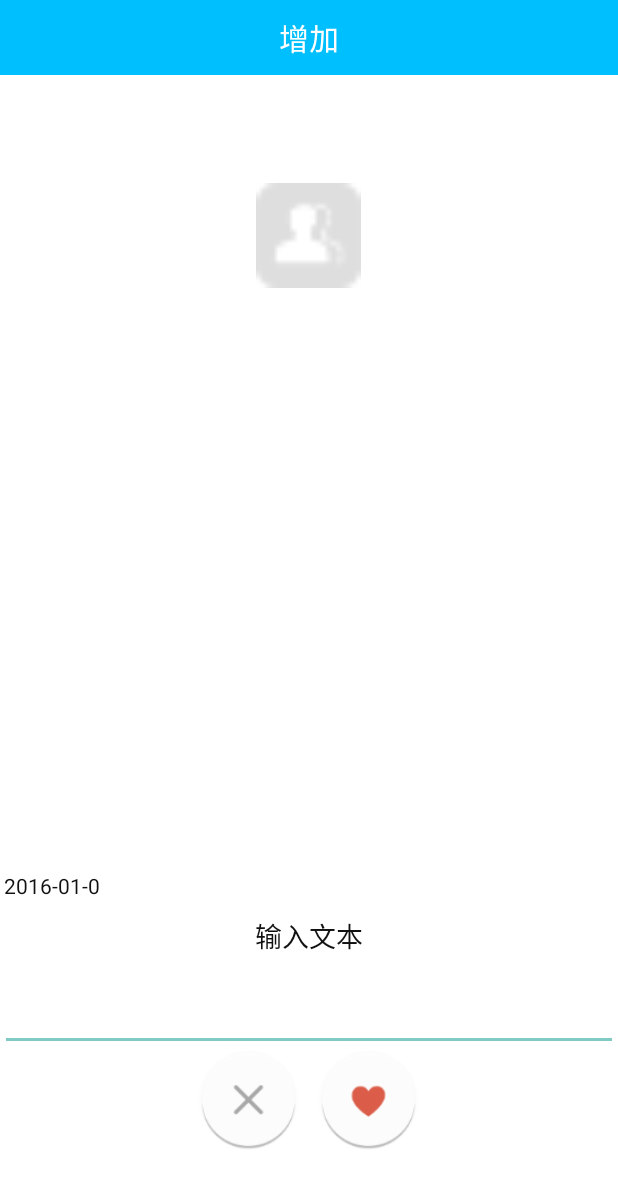
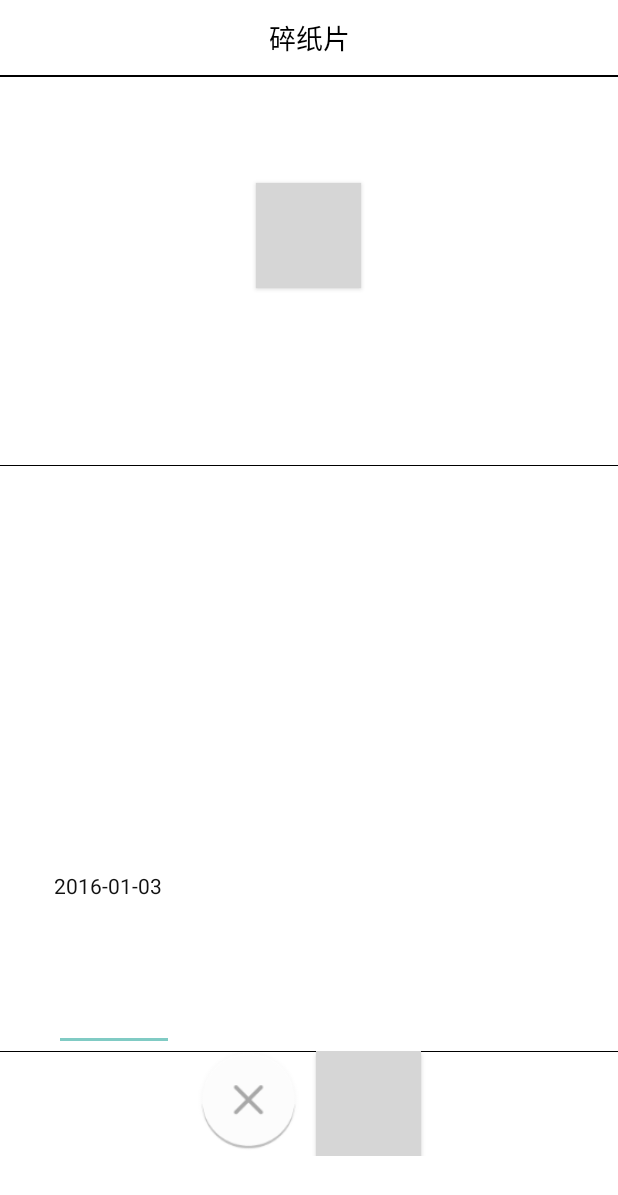
Before and after one commit to xuzhenyang/Scrap, an Android app: the CardFragment screen opened directly, with no data from a screen before it, after a tap on an icon or button, on a phone screen of 412 x 824 dp. Shown: the top 1195 px of the screen. Run offline under Robolectric (Android 15) with nearby library versions, the phone set to English and light mode, and no system bars; libraries missing offline, so code that uses them is left out: com.mikepenz.materialdrawer, com.nostra13.universalimageloader; 7 statements that could not run were skipped; grey boxes are pictures that could not be loaded.

Commit message:
唔 暂时就这样吧_(:зゝ∠)_

```diff
--- a/app/src/main/java/com/idlepilot/xuzy/scrap/AddCardActivity.java
+++ b/app/src/main/java/com/idlepilot/xuzy/scrap/AddCardActivity.java
@@ -45,10 +45,11 @@ import java.util.Date;
 import java.util.Locale;
 
 
-public class AddCardActivity extends Activity
+public class AddCardActivity extends FragmentActivity
 {
     private Button addButton;
     private Button confirmButton;
+    private Button cancelButton;
     private ImageView imageView;
     private TextView date;
     private EditText content;
@@ -69,6 +70,7 @@ public class AddCardActivity extends Activity
         setContentView(R.layout.card_add_layout);
         addButton = (Button) findViewById(R.id.card_add_button);
         confirmButton = (Button) findViewById(R.id.card_confirm_btn);
+        cancelButton =  (Button) findViewById(R.id.card_cancel_btn);
         imageView = (ImageView) findViewById(R.id.cardadd_imageView);
         date = (TextView) findViewById(R.id.card_date);
         content = (EditText) findViewById(R.id.card_content);
@@ -122,6 +124,18 @@ public class AddCardActivity extends Activity
 
             }
         });
+        cancelButton.setOnClickListener(new View.OnClickListener() {
+
+            @Override
+            public void onClick(View v) {
+                // TODO Auto-generated method stub
+
+                startActivity(new Intent(AddCardActivity.this, MainActivity.class));
+                finish();
+
+            }
+        });
+
         final View.OnClickListener mylistener = new View.OnClickListener()
         {
 
--- a/app/src/main/java/com/idlepilot/xuzy/scrap/CardDatabaseHelper.java
+++ b/app/src/main/java/com/idlepilot/xuzy/scrap/CardDatabaseHelper.java
@@ -25,9 +25,9 @@ public class CardDatabaseHelper extends SQLiteOpenHelper
         String sql = "create table card(id INTEGER PRIMARY KEY, imagePath text, content text, date text)";
         db.execSQL(sql);
         String sql1 = "insert into card(imagepath, content, date) values('assets://wall01.jpg', 'test1', '2015-12-30')";
-        String sql2 = "insert into card(imagepath, content, date) values('assets://wall02.jpg', 'test2', '2015-12-30')";
-        String sql3 = "insert into card(imagepath, content, date) values('assets://wall03.jpg', 'test3', '2015-12-30')";
-        String sql4 = "insert into card(imagepath, content, date) values('assets://wall04.jpg', 'test4', '2015-12-30')";
+        String sql2 = "insert into card(imagepath, content, date) values('assets://wall02.jpg', 'test2', '2015-12-31')";
+        String sql3 = "insert into card(imagepath, content, date) values('assets://wall03.jpg', 'test3', '2016-01-01')";
+        String sql4 = "insert into card(imagepath, content, date) values('assets://wall04.jpg', 'test4', '2016-01-02')";
         db.execSQL(sql1);
         db.execSQL(sql2);
         db.execSQL(sql3);
--- a/app/src/main/java/com/idlepilot/xuzy/scrap/SplashActivity.java
+++ b/app/src/main/java/com/idlepilot/xuzy/scrap/SplashActivity.java
@@ -12,7 +12,7 @@ public class SplashActivity extends Activity {
     private GifView startGif;
 
     //等待gif播放完毕
-    private final int SPLASH_DISPLAY_LENGHT = 9600;
+    private final int SPLASH_DISPLAY_LENGHT = 8000;
 
     @Override
     public void onCreate(Bundle savedInstanceState) {
--- a/app/src/main/res/layout/card_add_layout.xml
+++ b/app/src/main/res/layout/card_add_layout.xml
@@ -9,11 +9,11 @@
     <TextView
         android:layout_width="fill_parent"
         android:layout_height="50dp"
-        android:background="#00bfff"
+        android:background="#ffffff"
         android:gravity="center"
-        android:text="增加"
-        android:textColor="#ffff"
-        android:textSize="20sp" />
+        android:text="碎纸片"
+        android:textColor="#000000"
+        android:textSize="18sp"/>
 
     <RelativeLayout
         android:layout_width="fill_parent"
@@ -21,15 +21,16 @@
 
 
         <ImageView
-            android:layout_width="fill_parent"
+            android:layout_width="340dp"
             android:layout_height="260dp"
             android:id="@+id/cardadd_imageView"
-            android:layout_alignParentTop="true" />
+            android:layout_centerHorizontal="true" />
+
         <Button
             android:layout_width="70dp"
             android:layout_height="70dp"
             android:id="@+id/card_add_button"
-            android:background="@drawable/card_left2"
+            android:background="@drawable/card_add"
 
             android:layout_alignParentTop="true"
             android:layout_centerHorizontal="true"
@@ -40,25 +41,29 @@
 
             <TextView
                 android:id="@+id/card_date"
-                android:layout_width="70dp"
+                android:layout_width="120dp"
                 android:layout_height="20dp"
-                android:gravity="center_horizontal"
+                android:gravity="left|center_horizontal"
                 android:text="输入时间"
                 android:textColor="#111"
                 android:layout_above="@+id/card_content"
-                android:layout_alignParentStart="true" />
+                android:layout_alignStart="@+id/cardadd_imageView" />
+        <ImageView
+            android:layout_width="fill_parent"
+            android:layout_height="1dp"
+            android:background="#000000"
+            />
 
             <EditText
                 android:id="@+id/card_content"
                 android:layout_width="wrap_content"
                 android:layout_height="100dp"
-                android:gravity="center_horizontal"
-                android:text="输入文本"
+                android:gravity="left|center_horizontal"
+                android:hint="输入文本"
                 android:textColor="#111"
                 android:textSize="18sp"
                 android:layout_above="@+id/card_bottom_layout"
-                android:layout_alignParentStart="true"
-                android:layout_alignParentEnd="true" />
+                android:layout_alignStart="@+id/card_date" />
 
 
         <LinearLayout
@@ -83,8 +88,24 @@
                 android:layout_width="70dp"
                 android:layout_height="70dp"
                 android:layout_marginLeft="10dp"
-                android:background="@drawable/like_button" />
+                android:background="@drawable/confirm_button" />
         </LinearLayout>
+
+        <ImageView
+            android:layout_width="fill_parent"
+            android:layout_height="0.3dp"
+            android:background="#000000"
+            android:id="@+id/imageView"
+            android:layout_below="@+id/cardadd_imageView"
+            android:layout_alignParentStart="true" />
+
+        <ImageView
+            android:layout_width="fill_parent"
+            android:layout_height="0.3dp"
+            android:background="#000000"
+            android:id="@+id/imageView2"
+            android:layout_below="@+id/card_content"
+            android:layout_alignParentStart="true" />
 
 
     </RelativeLayout>
--- a/app/src/main/res/layout/card_layout.xml
+++ b/app/src/main/res/layout/card_layout.xml
@@ -58,7 +58,7 @@
                     android:layout_width="70dp"
                     android:layout_height="70dp"
                     android:layout_marginLeft="10dp"
-                    android:background="@drawable/like_button"/>
+                    android:background="@drawable/add_button"/>
             </LinearLayout>
 
             <com.idlepilot.xuzy.scrap.CardItemView
```
Also changed, not shown: app/src/main/res/mipmap-hdpi/ic_launcher.png, app/src/main/res/mipmap-mdpi/ic_launcher.png, app/src/main/res/mipmap-xhdpi/ic_launcher.png, app/src/main/res/mipmap-xxhdpi/ic_launcher.png, app/src/main/res/mipmap-xxxhdpi/ic_launcher.png.
